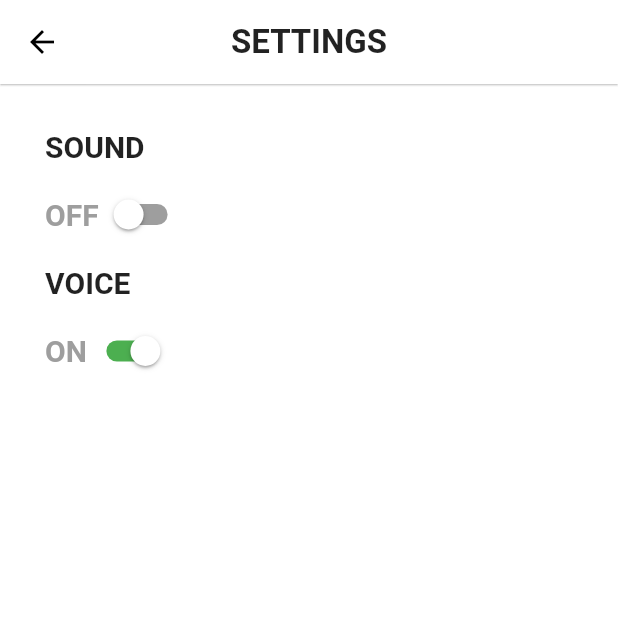
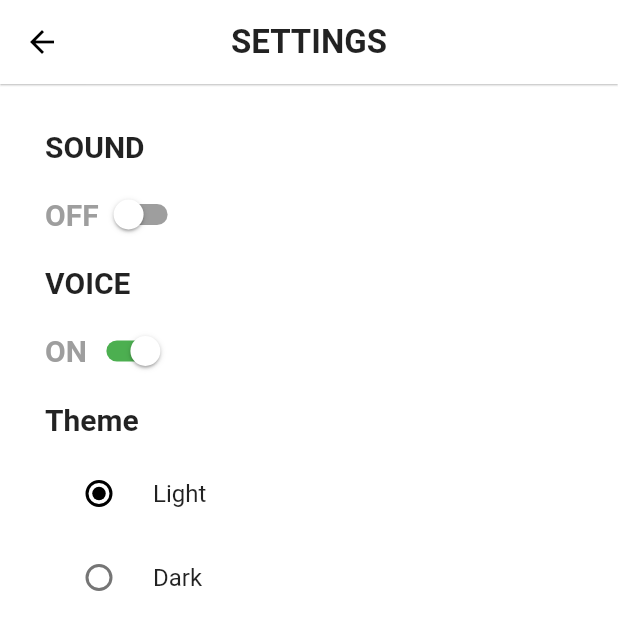
Before and after one commit to Sophie627/flutter-fitness, a Flutter app: the SettingsScreen screen opened by its route, on a phone screen of 412 x 824 dp. Shown: the top 630 px of the screen. Run offline on Flutter 3.47's test engine with Material 2 defaults, Android fonts, the phone set to English and light mode, and no system bars; our stand-ins replace audioplayers, carousel_slider, cloud_firestore, firebase_auth, flutter_swiper, shared_preferences and 4 more; missing offline and left inert: mailer; accounts and stored records are empty; statements that could not run were skipped.

Commit message:
add Theme radio at setting screen

```diff
--- a/lib/models/settings.dart
+++ b/lib/models/settings.dart
@@ -1,9 +1,11 @@
 class Settings {
   bool sound;
   bool voice;
+  bool nightTheme;
 
   Settings({
     this.sound,
-    this.voice
+    this.voice,
+    this.nightTheme,
   });
 }
--- a/lib/ui/screens/settings_screen.dart
+++ b/lib/ui/screens/settings_screen.dart
@@ -14,6 +14,7 @@ class _SettingsScreenState extends State<SettingsScreen> {
   final settings = Settings(
     sound: false,
     voice: true,
+    nightTheme: false,
   );
 
   bool checked = false;
@@ -130,6 +131,41 @@ class _SettingsScreenState extends State<SettingsScreen> {
                     ],
                   ),
                 ),
+                new Text("Theme",
+                  style: TextStyle(
+                    fontSize: 20.0,
+                    fontWeight: FontWeight.bold,
+                  ),
+                ),
+                new Padding(
+                  padding: EdgeInsets.fromLTRB(0, 10.0, 0, 10.0),
+                  child: Column(
+                    children: <Widget>[
+                      RadioListTile<bool>(
+                        activeColor: Colors.black,
+                        title: const Text('Light'),
+                        value: false,
+                        groupValue: settings.nightTheme,
+                        onChanged: (value) {
+                          setState(() {
+                            settings.nightTheme = value;
+                          });
+                        },
+                      ),
+                      RadioListTile<bool>(
+                        activeColor: Colors.black ,
+                        title: const Text('Dark'),
+                        value: true,
+                        groupValue: settings.nightTheme,
+                        onChanged: (value) {
+                          setState(() {
+                            settings.nightTheme = value;
+                          });
+                        },
+                      ),
+                    ],
+                  ),
+                ),
               ],
             ),
           ),
```
Also changed, not shown: lib/ui/screens/inout.dart (+29 -13 lines), 2 other files.
